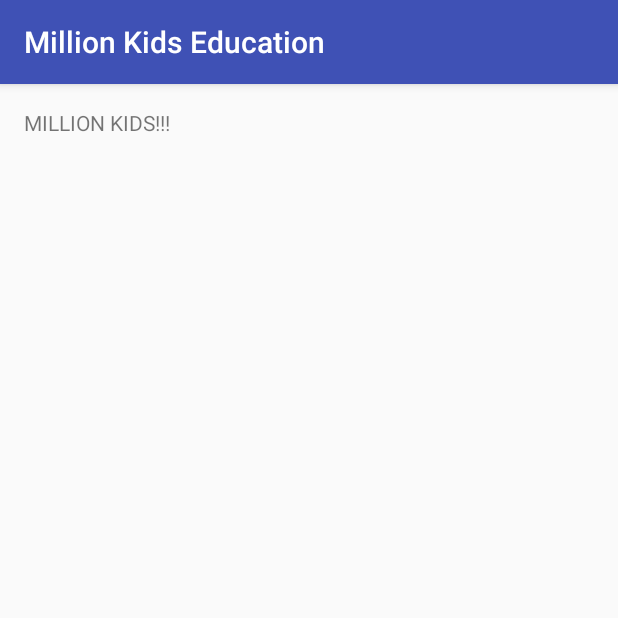
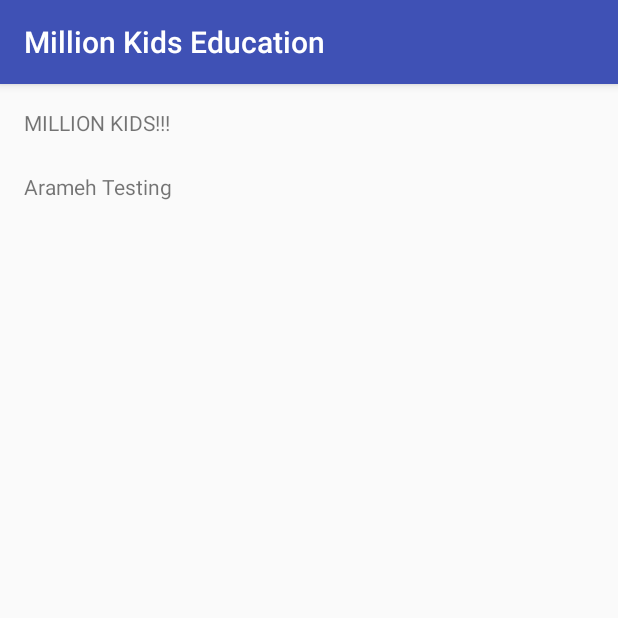
Before and after one commit to packerfan626/191_a_b_senior_design_w2017, an Android app: the screen it shows after launch (MainActivity), on a phone screen of 412 x 824 dp, the top half of it. Run offline under Robolectric (Android 15) with nearby library versions, the phone set to English and light mode, and no system bars.

Commit message:
[JAVA] - Testing

```diff
--- a/app/src/main/res/layout/activity_main.xml
+++ b/app/src/main/res/layout/activity_main.xml
@@ -13,5 +13,14 @@
     <TextView
         android:layout_width="wrap_content"
         android:layout_height="wrap_content"
-        android:text="MILLION KIDS!!!" />
+        android:text="MILLION KIDS!!!"
+        android:id="@+id/textView" />
+
+    <TextView
+        android:layout_width="wrap_content"
+        android:layout_height="wrap_content"
+        android:text="Arameh Testing"
+        android:layout_below="@+id/textView"
+        android:layout_alignParentStart="true"
+        android:layout_marginTop="23dp" />
 </RelativeLayout>
```
Also changed, not shown: 1 other file.
